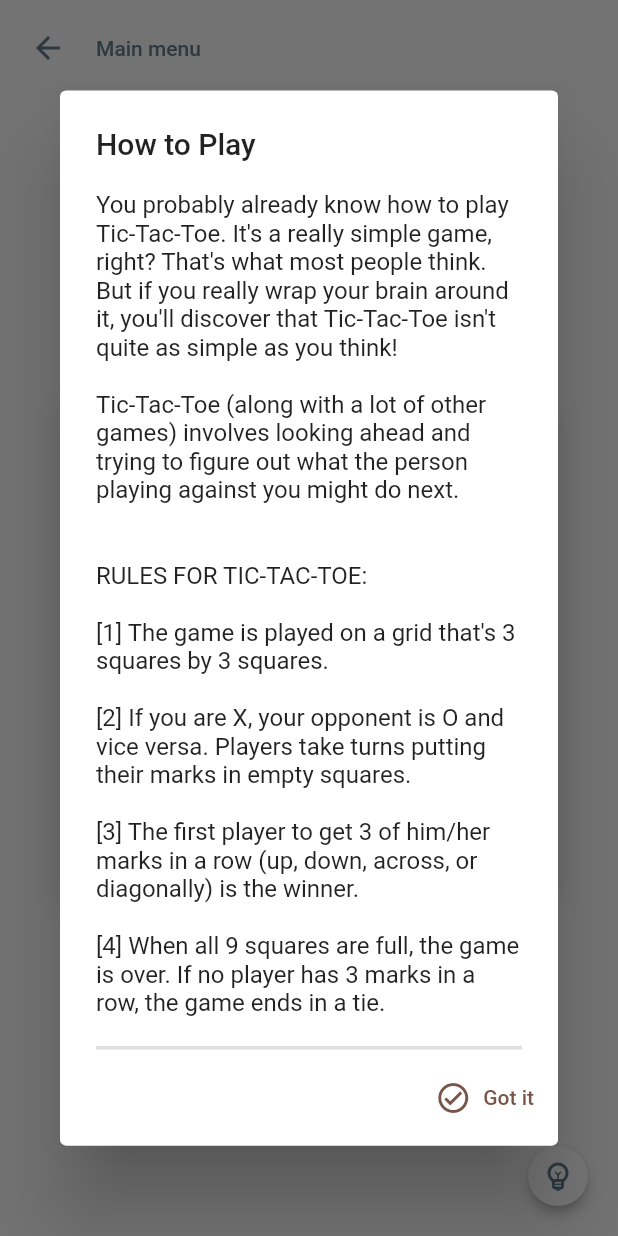
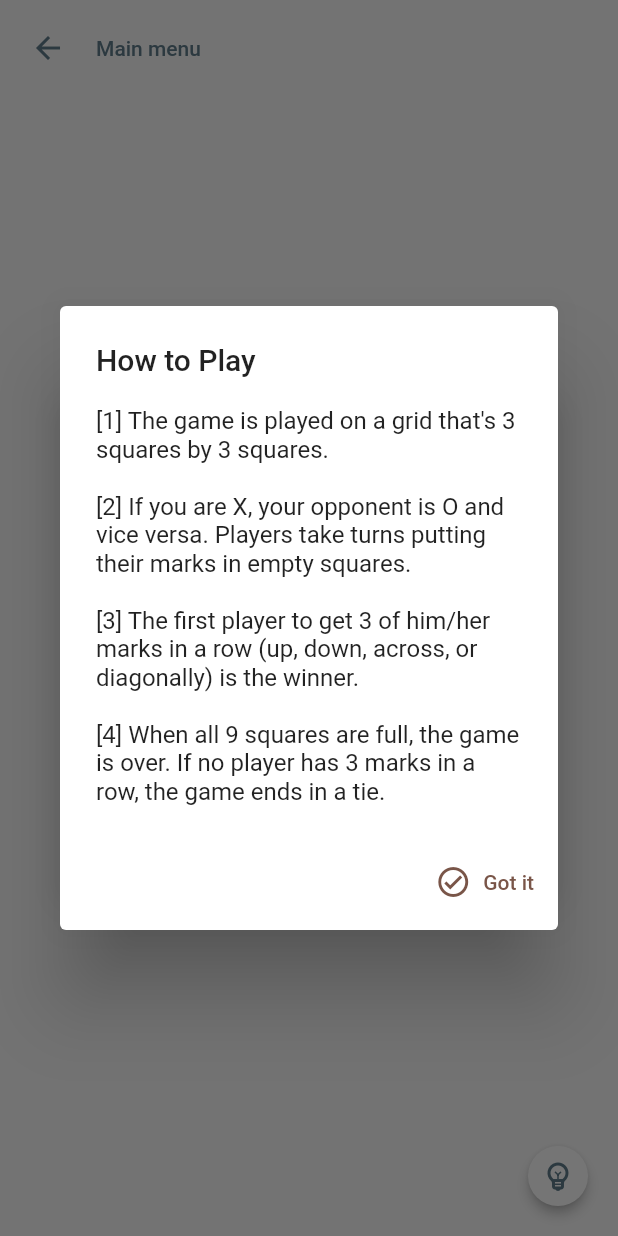
Before and after one commit to Rafeqm/tiktaktu, a Flutter app: the GameScreen screen opened directly, after a tap on the "emoji objects" icon, on a phone screen of 412 x 824 dp. Run offline on Flutter 3.47's test engine with Material 2 defaults, Android fonts, the phone set to English and light mode, and no system bars.

```diff
--- a/lib/game_screen.dart
+++ b/lib/game_screen.dart
@@ -38,19 +38,7 @@ class GameScreen extends StatelessWidget {
             builder: (BuildContext _context) {
               return AlertDialog(
                 title: const Text('How to Play'),
-                content: Container(
-                  decoration: const BoxDecoration(
-                    border: Border(
-                      bottom: BorderSide(
-                        color: Colors.black12,
-                        width: 2.5,
-                      ),
-                    ),
-                  ),
-                  child: const SingleChildScrollView(
-                    child: Text(rules),
-                  ),
-                ),
+                content: const Text(rulesShort),
                 contentPadding: const EdgeInsets.fromLTRB(
                   24.0,
                   20.0,
--- a/lib/rules.dart
+++ b/lib/rules.dart
@@ -1,10 +1,10 @@
 const String rules = '''
-You probably already know how to play Tic-Tac-Toe. It's a really simple game, right? That's what most people think. But if you really wrap your brain around it, you'll discover that Tic-Tac-Toe isn't quite as simple as you think!
+You probably already know how to play TikTaktu. It's a really simple game. But if you really wrap your brain around it, you'll discover that TikTaktu isn't quite as simple as you think!
 
-Tic-Tac-Toe (along with a lot of other games) involves looking ahead and trying to figure out what the person playing against you might do next.
+TikTaktu involves looking ahead and trying to figure out what the person playing against you might do next.
 
 
-RULES FOR TIC-TAC-TOE:
+RULES FOR PLAYING TikTaktu:
 
 [1] The game is played on a grid that's 3 squares by 3 squares.
 
@@ -14,3 +14,13 @@ RULES FOR TIC-TAC-TOE:
 
 [4] When all 9 squares are full, the game is over. If no player has 3 marks in a row, the game ends in a tie.
 ''';
+
+const String rulesShort = '''
+[1] The game is played on a grid that's 3 squares by 3 squares.
+
+[2] If you are X, your opponent is O and vice versa. Players take turns putting their marks in empty squares.
+
+[3] The first player to get 3 of him/her marks in a row (up, down, across, or diagonally) is the winner.
+
+[4] When all 9 squares are full, the game is over. If no player has 3 marks in a row, the game ends in a tie.
+''';
--- a/pubspec.yaml
+++ b/pubspec.yaml
@@ -1,7 +1,7 @@
 name: tiktaktu
 description: Play with whoever you want.
 publish_to: "none" # Remove this line if you wish to publish to pub.dev
-version: 1.0.0-beta.9+1
+version: 1.0.0-beta.10+1
 
 environment:
   sdk: ">=2.16.1 <3.0.0"
```
